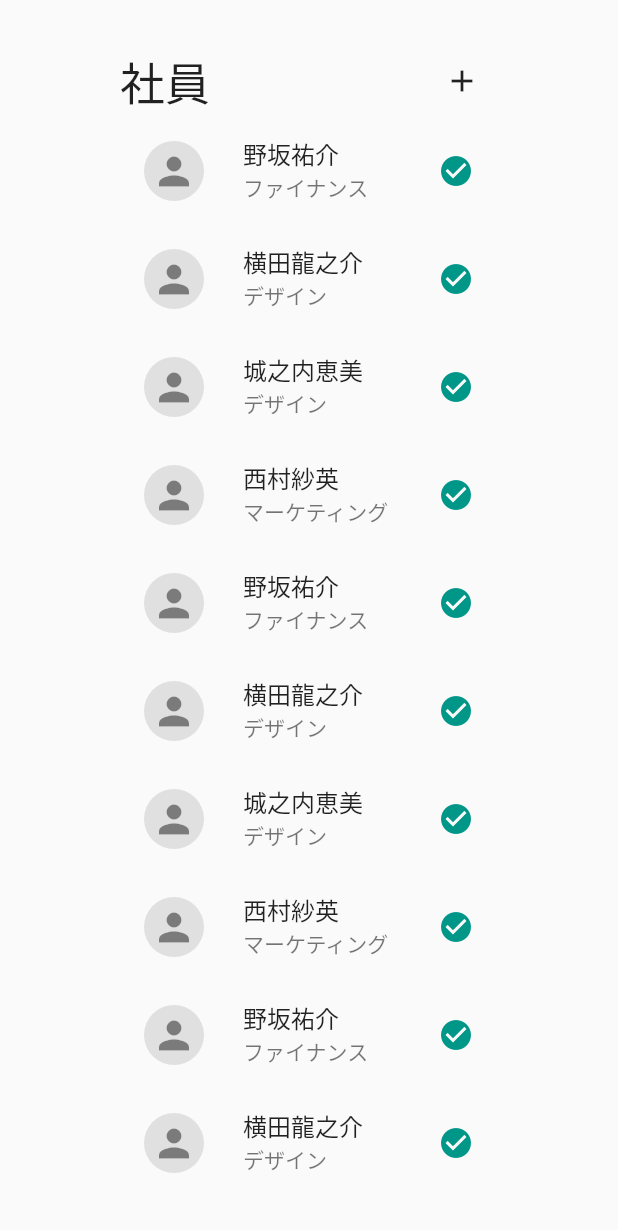
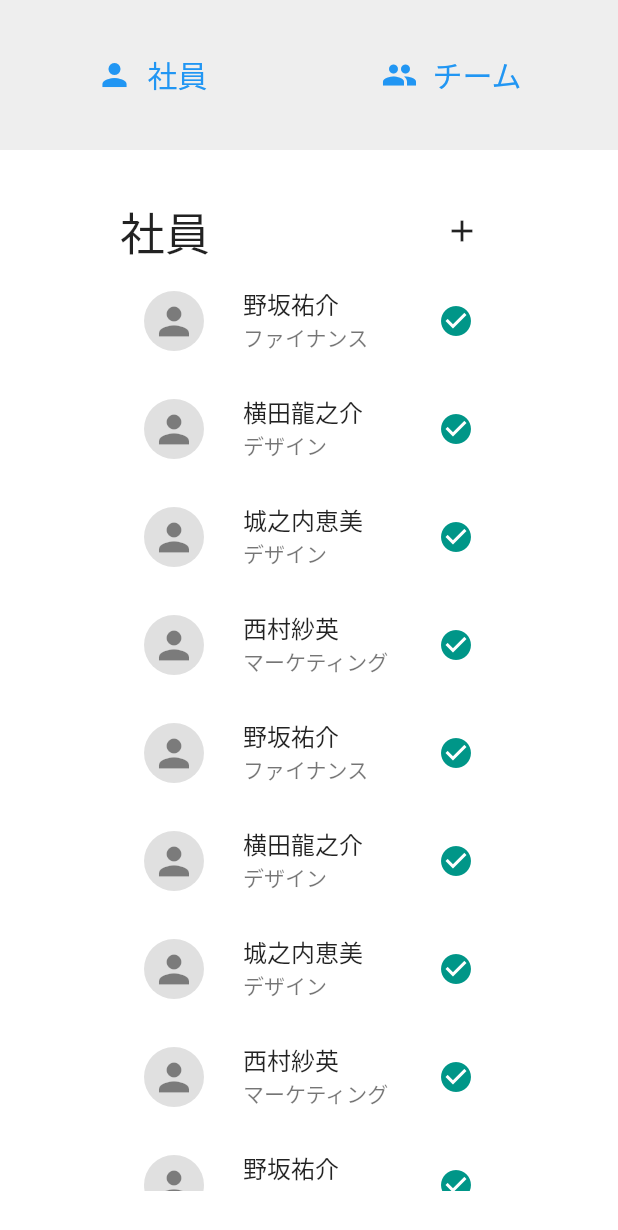
Before and after one commit to kaito2/make-friends-with-flutter, a Flutter app: the MemberCollectionScreen widget shown alone on an empty page, opened directly, on a phone screen of 412 x 824 dp. Shown: the top 1230 px of the screen. Run offline on Flutter 3.47's test engine with Material 2 defaults, Android fonts, the phone set to English and light mode, and no system bars; our stand-ins replace go_router, hooks_riverpod.

Commit message:
Add routing.

```diff
--- /dev/null
+++ b/ooui-workout/level_2/lib/routes/router.dart
@@ -0,0 +1,11 @@
+import 'package:go_router/go_router.dart';
+import 'package:hooks_riverpod/hooks_riverpod.dart';
+import 'package:level_2/routes/routes.dart';
+
+final routerProvider = Provider<GoRouter>(
+  (ref) {
+    return GoRouter(
+      routes: routes,
+    );
+  },
+);
--- a/ooui-workout/level_2/lib/views/components/navigation_bar.dart
+++ b/ooui-workout/level_2/lib/views/components/navigation_bar.dart
@@ -1,4 +1,7 @@
 import 'package:flutter/material.dart';
+import 'package:go_router/go_router.dart';
+import 'package:level_2/views/member_collection_screen.dart';
+import 'package:level_2/views/team_collection_screen.dart';
 
 class NavigationBarWeb extends StatelessWidget {
   const NavigationBarWeb({super.key});
@@ -14,10 +17,12 @@ class NavigationBarWeb extends StatelessWidget {
             NavigationItem(
               title: '社員',
               icon: Icon(Icons.person),
+              routePath: MemberCollectionScreen.routePath,
             ),
             NavigationItem(
               title: 'チーム',
               icon: Icon(Icons.people),
+              routePath: TeamCollectionScreen.routePath,
             ),
           ],
         ),
@@ -27,12 +32,18 @@ class NavigationBarWeb extends StatelessWidget {
 class NavigationItem extends StatelessWidget {
   final String title;
   final Widget icon;
+  final String routePath;
 
-  const NavigationItem({super.key, required this.title, required this.icon});
+  const NavigationItem(
+      {super.key,
+      required this.title,
+      required this.icon,
+      required this.routePath});
 
   @override
   Widget build(BuildContext context) => Padding(
         padding: const EdgeInsets.symmetric(horizontal: 50.0),
+        child: TextButton(
           child: Row(
             children: [
               icon,
@@ -43,5 +54,9 @@ class NavigationItem extends StatelessWidget {
               ),
             ],
           ),
+          onPressed: () {
+            context.go(routePath);
+          },
+        ),
       );
 }
--- /dev/null
+++ b/ooui-workout/level_2/lib/views/layouts/base.dart
@@ -0,0 +1,19 @@
+import 'package:flutter/material.dart';
+import 'package:level_2/views/components/navigation_bar.dart';
+
+class AppView extends StatelessWidget {
+  final Widget child;
+
+  const AppView({super.key, required this.child});
+
+  @override
+  Widget build(BuildContext context) => Scaffold(
+        backgroundColor: Colors.white,
+        body: Column(
+          children: [
+            const NavigationBarWeb(),
+            Expanded(child: child),
+          ],
+        ),
+      );
+}
--- a/ooui-workout/level_2/lib/views/member_collection_screen.dart
+++ b/ooui-workout/level_2/lib/views/member_collection_screen.dart
@@ -1,11 +1,14 @@
 import 'package:flutter/material.dart';
+import 'package:level_2/views/layouts/base.dart';
 
 class MemberCollectionScreen extends StatelessWidget {
+  static const routePath = '/members';
   const MemberCollectionScreen({super.key});
 
   @override
   Widget build(BuildContext context) {
-    return Container(
+    return AppView(
+      child: Container(
         alignment: Alignment.topLeft,
         padding: const EdgeInsets.symmetric(
           vertical: 30,
@@ -28,6 +31,7 @@ class MemberCollectionScreen extends StatelessWidget {
             ),
             MemberList(),
           ],
+        ),
       ),
     );
   }
--- a/ooui-workout/level_2/pubspec.yaml
+++ b/ooui-workout/level_2/pubspec.yaml
@@ -36,6 +36,9 @@ dependencies:
   # The following adds the Cupertino Icons font to your application.
   # Use with the CupertinoIcons class for iOS style icons.
   cupertino_icons: ^1.0.2
+  go_router: ^5.2.4
+  flutter_hooks: ^0.18.5+1
+  hooks_riverpod: ^2.1.1
 
 dev_dependencies:
   flutter_test:
```
Also changed, not shown: ooui-workout/level_2/lib/main.dart (+7 -29 lines), ooui-workout/level_2/lib/routes/routes.dart (added, +19 -0 lines), ooui-workout/level_2/lib/views/team_collection_screen.dart (+7 -3 lines), ooui-workout/level_2/lib/views/team_single_screen.dart (+10 -1 lines), ooui-workout/level_2/pubspec.lock. Lines whose indentation alone changed are shown as unchanged.
